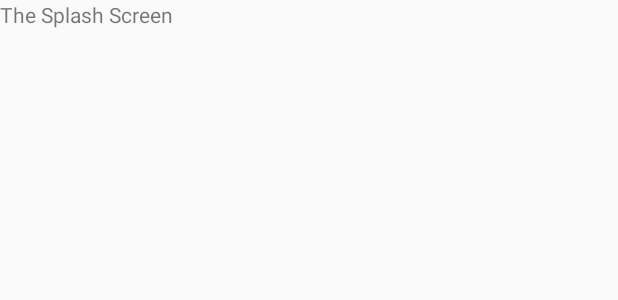
After one commit to IsaacAsante/ColorCards, an Android app: the layout activity_splash.xml on its own in the app's theme, with its tools: preview values and no code run, on a phone screen of 412 x 824 dp. The commit adds this screen. Shown: the top 300 px of the screen. Run offline under Robolectric (Android 15) with nearby library versions, the phone set to English and light mode, and no system bars.

Commit message:
MAJOR UPDATE. The user can now press buttons on the Game Result activity to move to a new level or go back to the Splash screen, which has been created.

```diff
--- a/src/main/java/com/nexrank/isaac/coloredcardsbraingame/Communicator.java
+++ b/src/main/java/com/nexrank/isaac/coloredcardsbraingame/Communicator.java
@@ -21,7 +21,6 @@ public interface Communicator {
     public void restartGameLevel();
     public void increaseGameLevel();
 
-
     // Other fragments may use the following method.
     public void presentNewChallenge();
 
@@ -33,5 +32,7 @@ public interface Communicator {
     // Alerts
     public void showGameOverAlert(GameResult result, long points);
 
+    // Intent
+    public void handleResults();
 
 }
--- /dev/null
+++ b/src/main/res/layout/activity_splash.xml
@@ -0,0 +1,14 @@
+<?xml version="1.0" encoding="utf-8"?>
+<android.support.constraint.ConstraintLayout xmlns:android="http://schemas.android.com/apk/res/android"
+    xmlns:app="http://schemas.android.com/apk/res-auto"
+    xmlns:tools="http://schemas.android.com/tools"
+    android:layout_width="match_parent"
+    android:layout_height="match_parent"
+    tools:context=".Splash">
+
+    <TextView
+        android:layout_width="wrap_content"
+        android:layout_height="wrap_content"
+        android:text="The Splash Screen"/>
+
+</android.support.constraint.ConstraintLayout>
```
Also changed, not shown: src/main/AndroidManifest.xml (+23 -14 lines), src/main/java/com/nexrank/isaac/coloredcardsbraingame/CustomDialogFragment.java (+2 -5 lines), src/main/java/com/nexrank/isaac/coloredcardsbraingame/GameResultActivity.java (+25 -0 lines), src/main/java/com/nexrank/isaac/coloredcardsbraingame/MainActivity.java (+26 -0 lines), src/main/java/com/nexrank/isaac/coloredcardsbraingame/Splash.java (added, +13 -0 lines).
